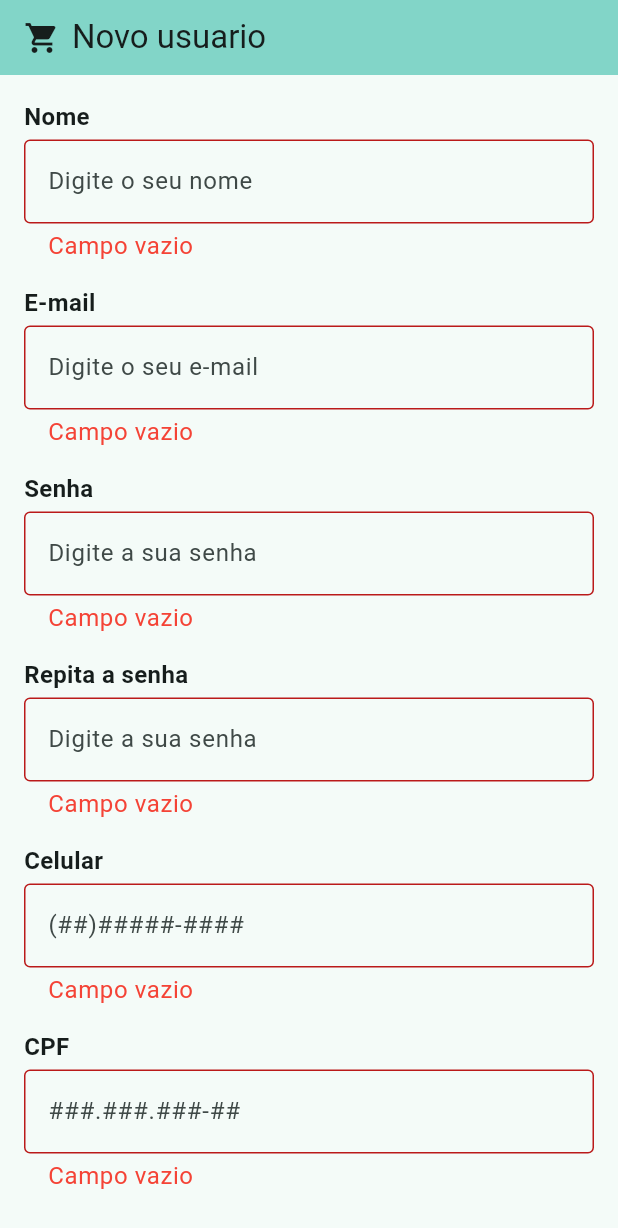
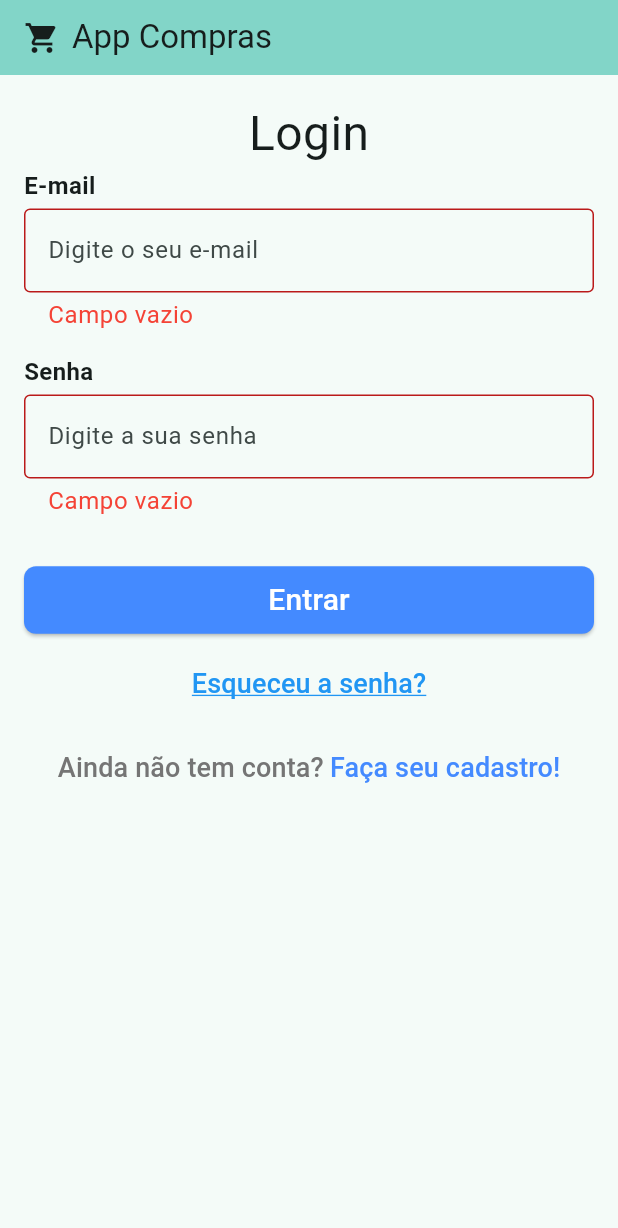
Before and after one commit to otaviohenrique1/app_compras, a Flutter app: the screen it shows after launch, after a tap on "Entrar", on a phone screen of 412 x 824 dp. Shown: the top 1228 px of the screen. Run offline on Flutter 3.47's test engine with Material 2 defaults, Android fonts, the phone set to English and light mode, and no system bars; our stand-ins replace mask_text_input_formatter.

Commit message:
Commit 18

```diff
--- a/lib/main.dart
+++ b/lib/main.dart
@@ -1,24 +1,22 @@
 import 'package:flutter/material.dart';
-// import 'package:app_compras/pages/login.dart';
-import 'package:app_compras/pages/novo_usuario.dart';
-// import 'package:app_compras/pages/pagamento.dart';
+import 'package:app_compras/pages/login.dart';
 
 void main() {
-  runApp(const MyApp());
+  runApp(const AppCompras());
 }
 
-class MyApp extends StatelessWidget {
-  const MyApp({super.key});
+class AppCompras extends StatelessWidget {
+  const AppCompras({super.key});
 
   @override
   Widget build(BuildContext context) {
     return MaterialApp(
-      title: 'Flutter Demo',
+      title: 'AppCompras Flutter',
       theme: ThemeData(
         colorScheme: ColorScheme.fromSeed(seedColor: Colors.teal),
         useMaterial3: true,
       ),
-      home: const NovoUsuario(),
+      home: const Login(),
     );
   }
 }
--- a/lib/pages/codigo_recuperacao.dart
+++ b/lib/pages/codigo_recuperacao.dart
@@ -3,7 +3,6 @@ import 'package:app_compras/pages/login.dart';
 import 'package:app_compras/pages/recuperacao.dart';
 import 'package:flutter/material.dart';
 import 'package:app_compras/components/botao.dart';
-import 'package:app_compras/utils/helpers.dart';
 import 'package:app_compras/components/campo_texto.dart';
 import 'package:app_compras/components/header.dart';
 import 'package:app_compras/components/label_campo.dart';
--- a/lib/pages/login.dart
+++ b/lib/pages/login.dart
@@ -1,7 +1,6 @@
 import 'package:app_compras/components/botao.dart';
 import 'package:app_compras/pages/homepage.dart';
 import 'package:app_compras/pages/novo_usuario.dart';
-import 'package:app_compras/pages/pagamento.dart';
 import 'package:app_compras/pages/recuperacao.dart';
 import 'package:flutter/material.dart';
 import 'package:app_compras/components/campo_texto.dart';
```
Also changed, not shown: lib/components/select.dart (+12 -12 lines), 1 other file.
